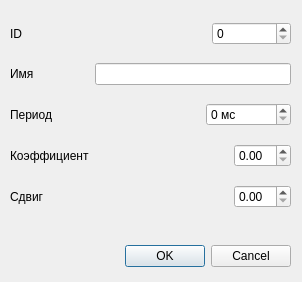
First picture: the form in gui/createparamdialog.ui, repository dmchel/elocharts, before the edit.
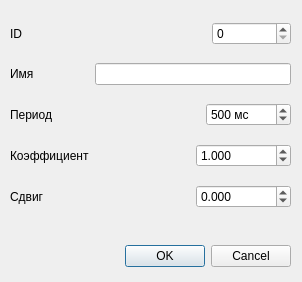
Second picture: the form after the edit.

```diff
--- a/gui/createparamdialog.ui
+++ b/gui/createparamdialog.ui
@@ -96,12 +96,15 @@
         <property name="maximum">
          <number>500000</number>
         </property>
+        <property name="value">
+         <number>500</number>
+        </property>
        </widget>
       </item>
      </layout>
     </item>
     <item>
-     <layout class="QHBoxLayout" name="horizontalLayout_5" stretch="4,1">
+     <layout class="QHBoxLayout" name="horizontalLayout_5" stretch="10,1">
       <item>
        <widget class="QLabel" name="factorLabel">
         <property name="text">
@@ -110,7 +113,20 @@
        </widget>
       </item>
       <item>
-       <widget class="QDoubleSpinBox" name="factorSpinBox"/>
+       <widget class="QDoubleSpinBox" name="factorSpinBox">
+        <property name="decimals">
+         <number>3</number>
+        </property>
+        <property name="minimum">
+         <double>-100000000000.000000000000000</double>
+        </property>
+        <property name="maximum">
+         <double>100000000000.000000000000000</double>
+        </property>
+        <property name="value">
+         <double>1.000000000000000</double>
+        </property>
+       </widget>
       </item>
      </layout>
     </item>
@@ -124,7 +140,17 @@
        </widget>
       </item>
       <item>
-       <widget class="QDoubleSpinBox" name="shiftSpinBox"/>
+       <widget class="QDoubleSpinBox" name="shiftSpinBox">
+        <property name="decimals">
+         <number>3</number>
+        </property>
+        <property name="minimum">
+         <double>-1000000000.000000000000000</double>
+        </property>
+        <property name="maximum">
+         <double>1000000000.000000000000000</double>
+        </property>
+       </widget>
       </item>
      </layout>
     </item>
```
